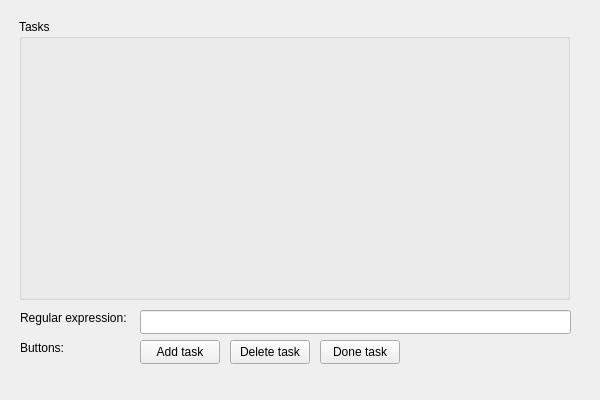
Qt form src/gui/mainwindow.ui (Retr0Wawe/MerTechTask) before a commit.
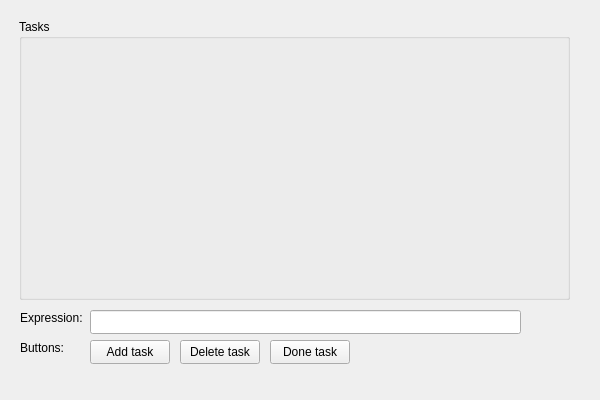
The same form after that commit.

Patch:
```diff
--- a/src/gui/mainwindow.ui
+++ b/src/gui/mainwindow.ui
@@ -42,7 +42,7 @@
    <widget class="QPushButton" name="DeleteTaskButton">
     <property name="geometry">
      <rect>
-      <x>230</x>
+      <x>180</x>
       <y>340</y>
       <width>80</width>
       <height>24</height>
@@ -55,7 +55,7 @@
    <widget class="QPushButton" name="AddTaskButton">
     <property name="geometry">
      <rect>
-      <x>140</x>
+      <x>90</x>
       <y>340</y>
       <width>80</width>
       <height>24</height>
@@ -70,18 +70,18 @@
      <rect>
       <x>20</x>
       <y>310</y>
-      <width>141</width>
+      <width>101</width>
       <height>16</height>
      </rect>
     </property>
     <property name="text">
-     <string>Regular expression:</string>
+     <string>Expression:</string>
     </property>
    </widget>
    <widget class="QLineEdit" name="RegularLineEdit">
     <property name="geometry">
      <rect>
-      <x>140</x>
+      <x>90</x>
       <y>310</y>
       <width>431</width>
       <height>24</height>
@@ -94,7 +94,7 @@
    <widget class="QPushButton" name="DoneTaskButton">
     <property name="geometry">
      <rect>
-      <x>320</x>
+      <x>270</x>
       <y>340</y>
       <width>80</width>
       <height>24</height>
```
